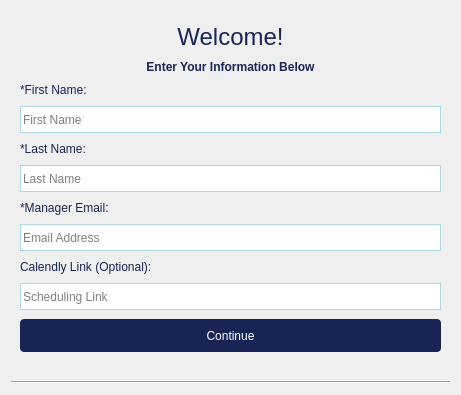
Before: the Qt Designer form register.ui in caiocardoso28/redesigned_app, drawn with Qt 5.
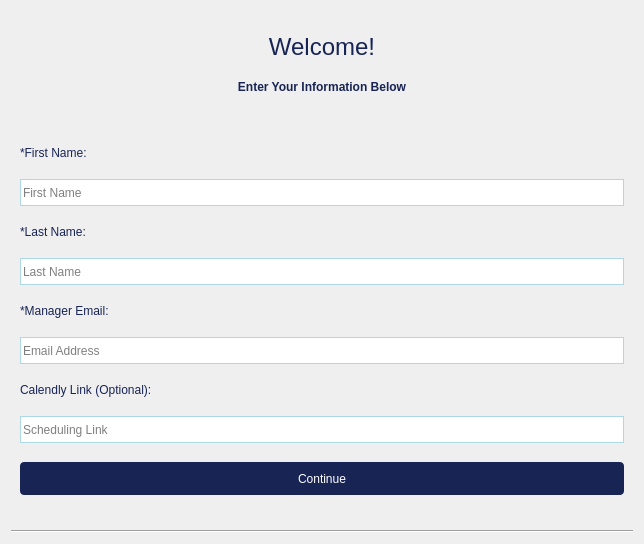
After: the same form once the commit is applied. The open tabs and pages were chosen to show the change.

```diff
--- a/register.ui
+++ b/register.ui
@@ -6,8 +6,8 @@
    <rect>
     <x>0</x>
     <y>0</y>
-    <width>461</width>
-    <height>395</height>
+    <width>644</width>
+    <height>544</height>
    </rect>
   </property>
   <property name="sizePolicy">
@@ -18,8 +18,8 @@
   </property>
   <property name="maximumSize">
    <size>
-    <width>463</width>
-    <height>641</height>
+    <width>463000</width>
+    <height>5000</height>
    </size>
   </property>
   <property name="windowTitle">
@@ -320,6 +320,29 @@
            </property>
           </widget>
          </item>
+         <item>
+          <widget class="QLabel" name="errorLabel">
+           <property name="sizePolicy">
+            <sizepolicy hsizetype="Preferred" vsizetype="Fixed">
+             <horstretch>0</horstretch>
+             <verstretch>0</verstretch>
+            </sizepolicy>
+           </property>
+           <property name="styleSheet">
+            <string notr="true">QLabel{
+	color: rgb(170, 0, 0);
+    font: 8pt &quot;Arial&quot;;
+    font-weight: 600;
+}</string>
+           </property>
+           <property name="text">
+            <string/>
+           </property>
+           <property name="alignment">
+            <set>Qt::AlignCenter</set>
+           </property>
+          </widget>
+         </item>
          <item>
           <widget class="QLabel" name="label_2">
            <property name="sizePolicy">
```
Left out of the diff: 8 changed lines with no effect on the pictures.
